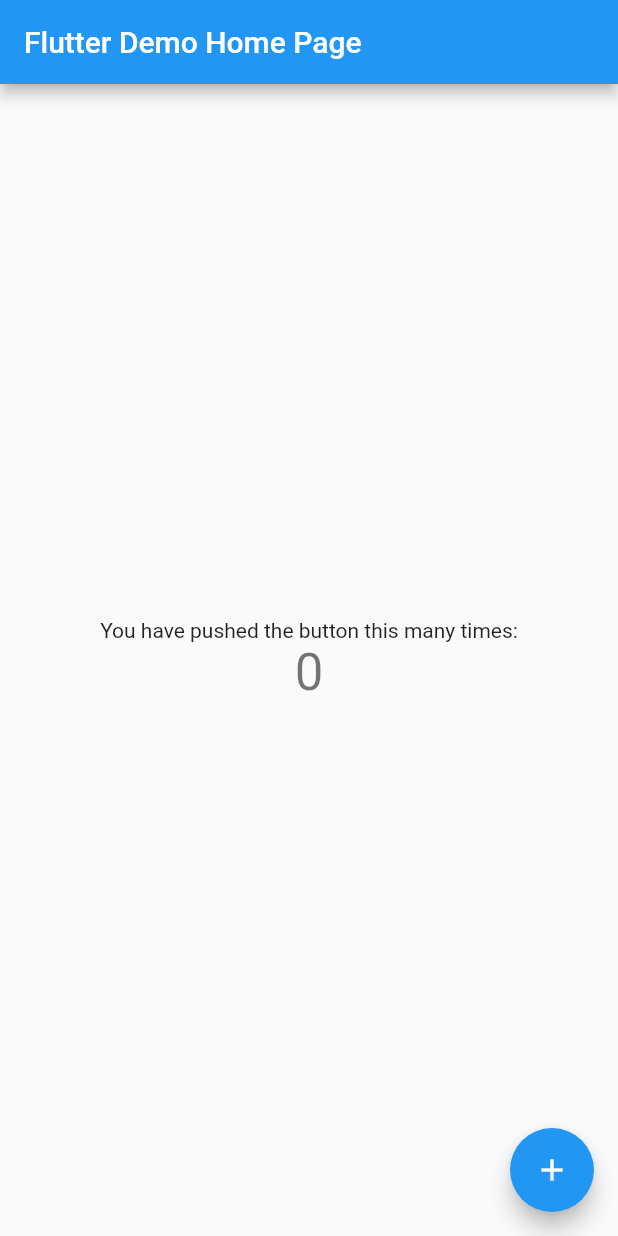
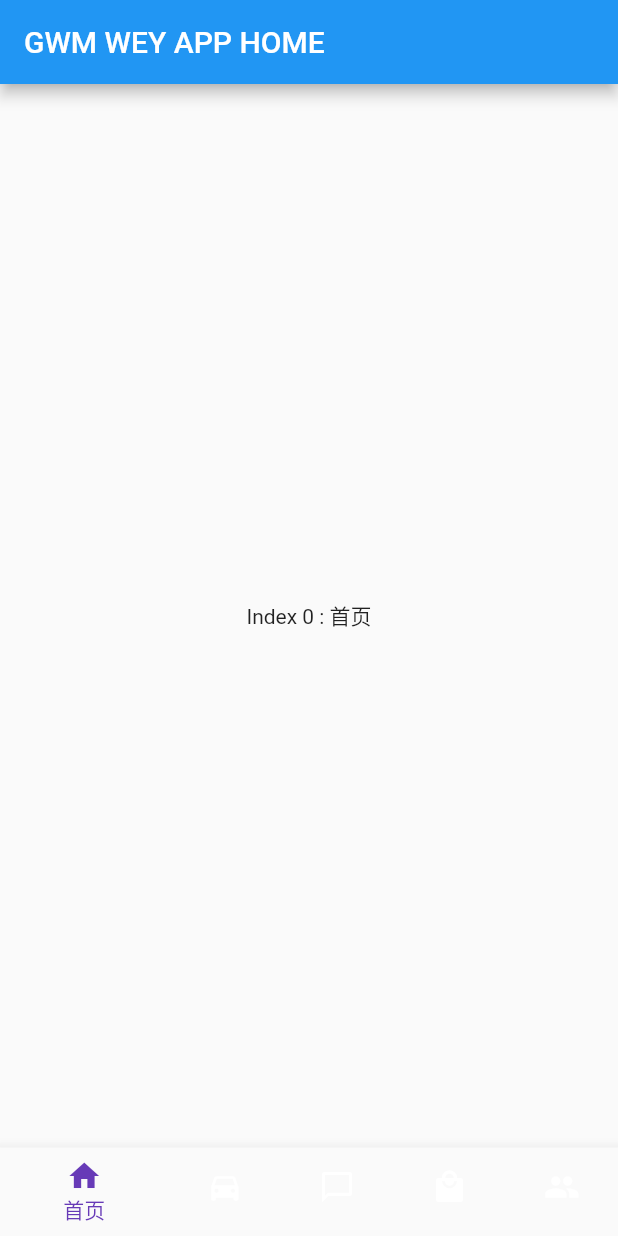
Before and after one commit to kwcn/ccpk_flutter_app, a Flutter app: the screen it shows after launch, on a phone screen of 412 x 824 dp. Run offline on Flutter 3.47's test engine with Material 2 defaults, Android fonts, the phone set to English and light mode, and no system bars.

Commit message:
main page.

```diff
--- a/lib/main.dart
+++ b/lib/main.dart
@@ -7,36 +7,15 @@ class MyApp extends StatelessWidget {
   @override
   Widget build(BuildContext context) {
     return MaterialApp(
-      title: 'Flutter Demo',
-      theme: ThemeData(
-        // This is the theme of your application.
-        //
-        // Try running your application with "flutter run". You'll see the
-        // application has a blue toolbar. Then, without quitting the app, try
-        // changing the primarySwatch below to Colors.green and then invoke
-        // "hot reload" (press "r" in the console where you ran "flutter run",
-        // or simply save your changes to "hot reload" in a Flutter IDE).
-        // Notice that the counter didn't reset back to zero; the application
-        // is not restarted.
-        primarySwatch: Colors.blue,
-      ),
-      home: MyHomePage(title: 'Flutter Demo Home Page'),
+        home: Scaffold(
+          body: MyHomePage(title: 'GWM WEY HOME'),
+        )
     );
   }
 }
 
 class MyHomePage extends StatefulWidget {
   MyHomePage({Key key, this.title}) : super(key: key);
-
-  // This widget is the home page of your application. It is stateful, meaning
-  // that it has a State object (defined below) that contains fields that affect
-  // how it looks.
-
-  // This class is the configuration for the state. It holds the values (in this
-  // case the title) provided by the parent (in this case the App widget) and
-  // used by the build method of the State. Fields in a Widget subclass are
-  // always marked "final".
-
   final String title;
 
   @override
@@ -44,68 +23,46 @@ class MyHomePage extends StatefulWidget {
 }
 
 class _MyHomePageState extends State<MyHomePage> {
-  int _counter = 0;
-
-  void _incrementCounter() {
-    setState(() {
-      // This call to setState tells the Flutter framework that something has
-      // changed in this State, which causes it to rerun the build method below
-      // so that the display can reflect the updated values. If we changed
-      // _counter without calling setState(), then the build method would not be
-      // called again, and so nothing would appear to happen.
-      _counter++;
-    });
-  }
+  int _selectedIndex = 0;
+  final _widgetOptions = [
+    Text('Index 0 : 首页'),
+    Text('Index 1 : 爱车'),
+    Text('Index 2 : 社区'),
+    Text('Index 3 : 商城'),
+    Text('Index 4 : 我的'),
+  ];
 
   @override
   Widget build(BuildContext context) {
-    // This method is rerun every time setState is called, for instance as done
-    // by the _incrementCounter method above.
-    //
-    // The Flutter framework has been optimized to make rerunning build methods
-    // fast, so that you can just rebuild anything that needs updating rather
-    // than having to individually change instances of widgets.
     return Scaffold(
       appBar: AppBar(
-        // Here we take the value from the MyHomePage object that was created by
-        // the App.build method, and use it to set our appbar title.
-        title: Text(widget.title),
+        title: Text('GWM WEY APP HOME'),
       ),
       body: Center(
-        // Center is a layout widget. It takes a single child and positions it
-        // in the middle of the parent.
-        child: Column(
-          // Column is also layout widget. It takes a list of children and
-          // arranges them vertically. By default, it sizes itself to fit its
-          // children horizontally, and tries to be as tall as its parent.
-          //
-          // Invoke "debug painting" (press "p" in the console, choose the
-          // "Toggle Debug Paint" action from the Flutter Inspector in Android
-          // Studio, or the "Toggle Debug Paint" command in Visual Studio Code)
-          // to see the wireframe for each widget.
-          //
-          // Column has various properties to control how it sizes itself and
-          // how it positions its children. Here we use mainAxisAlignment to
-          // center the children vertically; the main axis here is the vertical
-          // axis because Columns are vertical (the cross axis would be
-          // horizontal).
-          mainAxisAlignment: MainAxisAlignment.center,
-          children: <Widget>[
-            Text(
-              'You have pushed the button this many times:',
-            ),
-            Text(
-              '$_counter',
-              style: Theme.of(context).textTheme.display1,
-            ),
-          ],
-        ),
+        child: _widgetOptions.elementAt(_selectedIndex),
       ),
-      floatingActionButton: FloatingActionButton(
-        onPressed: _incrementCounter,
-        tooltip: 'Increment',
-        child: Icon(Icons.add),
-      ), // This trailing comma makes auto-formatting nicer for build methods.
+      bottomNavigationBar: BottomNavigationBar(
+        items: <BottomNavigationBarItem>[
+          BottomNavigationBarItem(
+              icon: Icon(Icons.home), title: Text('首页')),
+          BottomNavigationBarItem(
+              icon: Icon(Icons.directions_car), title: Text('爱车')),
+          BottomNavigationBarItem(
+              icon: Icon(Icons.chat_bubble_outline), title: Text('社区')),
+          BottomNavigationBarItem(
+              icon: Icon(Icons.local_mall), title: Text('商城')),
+          BottomNavigationBarItem(icon: Icon(Icons.people), title: Text('我的')),
+        ],
+        currentIndex: _selectedIndex,
+        fixedColor: Colors.deepPurple,
+        onTap: _onItemTapped,
+      ),
     );
   }
+
+  void _onItemTapped(int index) {
+    setState(() {
+      _selectedIndex = index;
+    });
+  }
 }
```
